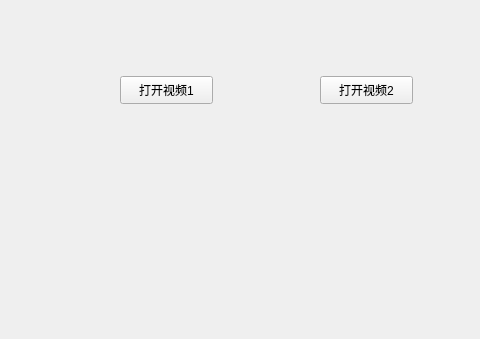
Qt form window1.ui (zbwsixsix/fufei-video2) before a commit; both pictures show x 0 to 480 and y 124 to 463 of the 633 by 463 pixel window.
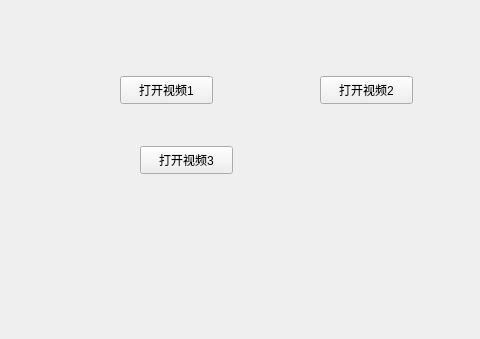
The same form after that commit.

Commit message: 播放器停止功能不能再打开视频，可能是资源没释放完全

```diff
--- a/window1.ui
+++ b/window1.ui
@@ -39,6 +39,19 @@
     <string>打开视频2</string>
    </property>
   </widget>
+  <widget class="QPushButton" name="pushButton_3">
+   <property name="geometry">
+    <rect>
+     <x>140</x>
+     <y>270</y>
+     <width>93</width>
+     <height>28</height>
+    </rect>
+   </property>
+   <property name="text">
+    <string>打开视频3</string>
+   </property>
+  </widget>
  </widget>
  <resources/>
  <connections/>
```
The commit also changes 9 other files.
